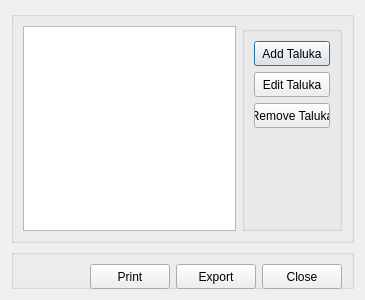
This is QuickManager/talukamanager.ui in Vijay13/QuickManager as Qt 5 draws it before an edit. The edited form follows.
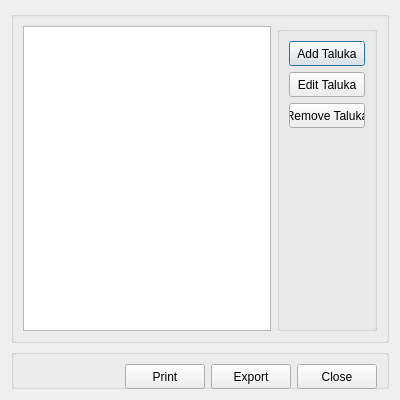
This is the edited form.

Diff of the .ui file:
```diff
--- a/QuickManager/talukamanager.ui
+++ b/QuickManager/talukamanager.ui
@@ -6,8 +6,8 @@
    <rect>
     <x>0</x>
     <y>0</y>
-    <width>365</width>
-    <height>300</height>
+    <width>400</width>
+    <height>400</height>
    </rect>
   </property>
   <property name="windowTitle">
```
